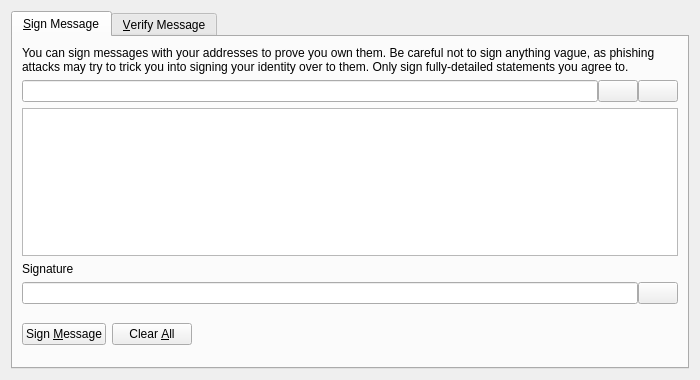
jagaricoin-project/jagaricoin, file src/qt/forms/signverifymessagedialog.ui: the form before one commit.
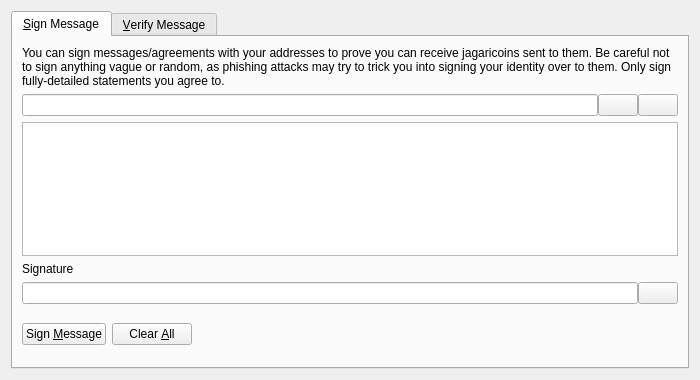
The form after the commit. Icons and pictures are not drawn. Custom widgets are drawn as their Qt base class.

Diff of the .ui file:
```diff
--- a/src/qt/forms/signverifymessagedialog.ui
+++ b/src/qt/forms/signverifymessagedialog.ui
@@ -30,7 +30,7 @@
        <item>
         <widget class="QLabel" name="infoLabel_SM">
          <property name="text">
-          <string>You can sign messages with your addresses to prove you own them. Be careful not to sign anything vague, as phishing attacks may try to trick you into signing your identity over to them. Only sign fully-detailed statements you agree to.</string>
+          <string>You can sign messages/agreements with your addresses to prove you can receive jagaricoins sent to them. Be careful not to sign anything vague or random, as phishing attacks may try to trick you into signing your identity over to them. Only sign fully-detailed statements you agree to.</string>
          </property>
          <property name="textFormat">
           <enum>Qt::PlainText</enum>
```
Left out of the diff: 16 changed lines with no effect on the pictures.
